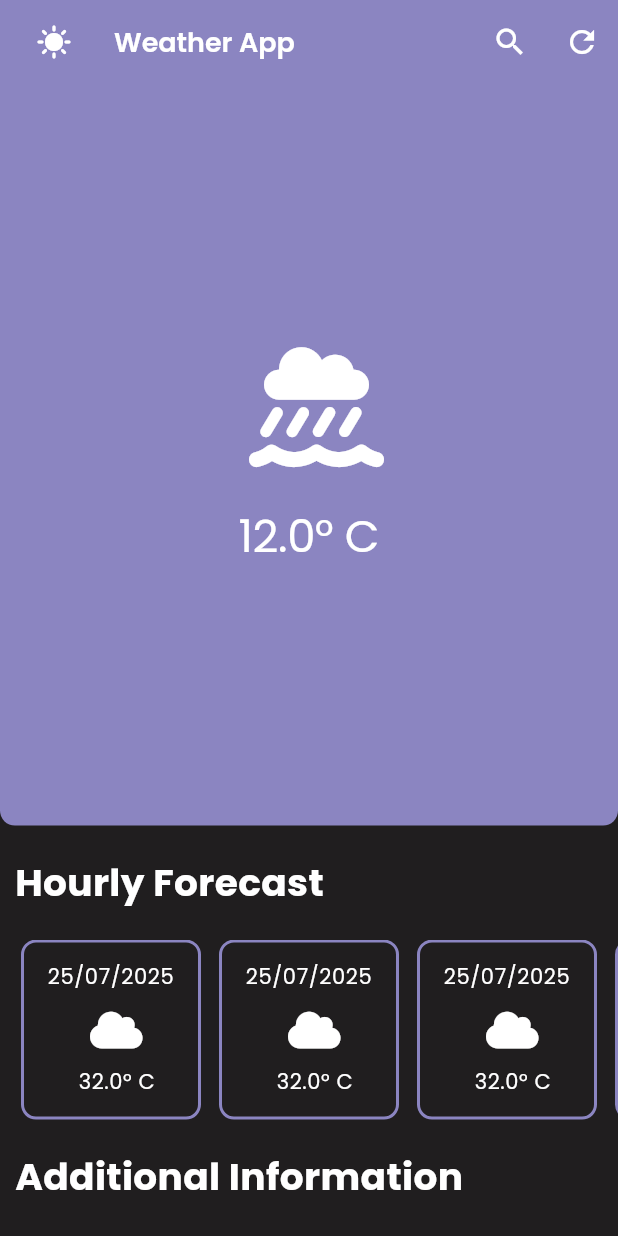
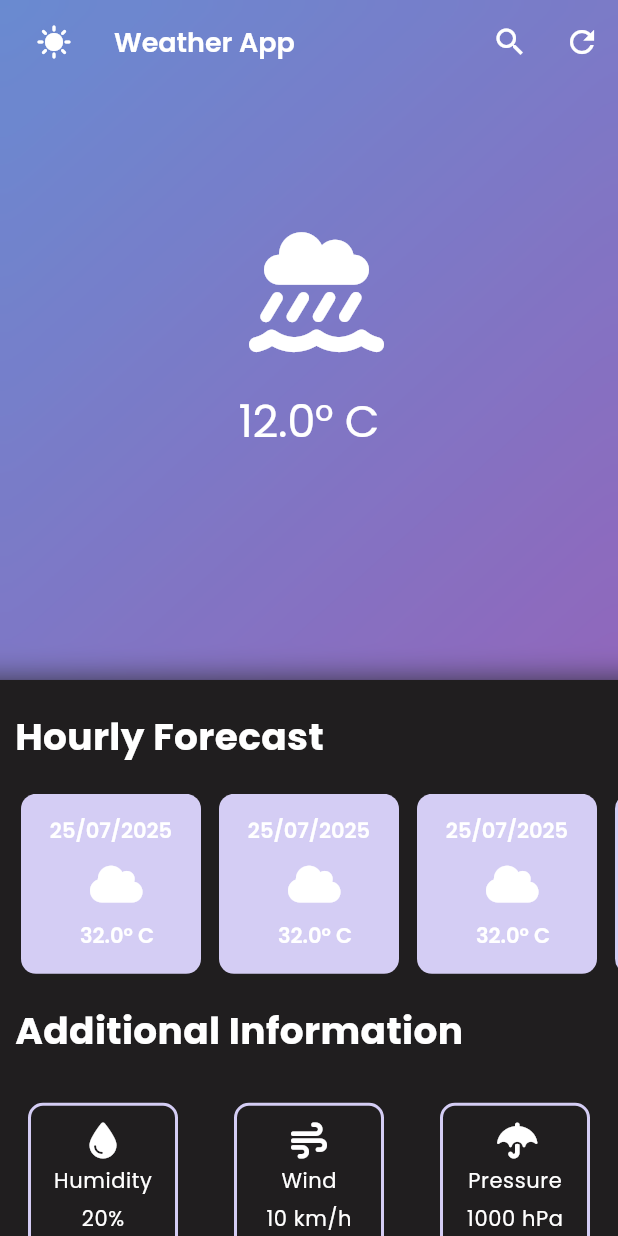
Before and after one commit to ARPAN-DUTTA1/weather_bloc, a Flutter app: the screen it shows after launch, after a tap on the "dark mode" icon, on a phone screen of 412 x 824 dp. Run offline on Flutter 3.47's test engine with Material 3 defaults, Android fonts, the phone set to English and light mode, and no system bars; our stand-ins replace bloc, flutter_animate, flutter_bloc, font_awesome_flutter, go_router.

Commit message:
appbar change

```diff
--- a/lib/screens/weather/weather_screen.dart
+++ b/lib/screens/weather/weather_screen.dart
@@ -1,7 +1,7 @@
 import 'package:flutter/material.dart';
 import 'package:font_awesome_flutter/font_awesome_flutter.dart';
+import 'package:weather_bloc/screens/weather/widgets/additional_card_widget.dart';
 import 'package:weather_bloc/screens/weather/widgets/custom_appbar.dart';
-import 'package:weather_bloc/screens/weather/widgets/main_weather_card_widget.dart';
 import 'package:weather_bloc/screens/weather/widgets/side_heading_widget.dart';
 import 'package:weather_bloc/screens/weather/widgets/weather_forecast_card_widget.dart';
 
@@ -19,23 +19,22 @@ class WeatherScreen extends StatelessWidget {
         physics: BouncingScrollPhysics(),
         slivers: [
           CustomAppbar(
-            title: 'Weather App',
-            onSearch: () {
-              // your refresh logic
-            },
-            onRefresh: () {
-              // your refresh logic
-            },
-          ),
-          MainWeatherCardWidget(
+            showWeatherCard: true,
             tempText: '12.0° C',
-            color: color.primary,
-            height: size.height * 0.6,
-            width: size.width,
             icon: FontAwesomeIcons.cloudShowersWater,
             textStyle: text.displayLarge!,
+            onSearch: () {},
+            onRefresh: () {},
           ),
 
+          // MainWeatherCardWidget(
+          //   tempText: '12.0° C',
+          //   color: color.primary,
+          //   height: size.height * 0.6,
+          //   width: size.width,
+          //   icon: FontAwesomeIcons.cloudShowersWater,
+          //   textStyle: text.displayLarge!,
+          // ),
           SideHeadingWidget(sideTitle: 'Hourly Forecast'),
 
           SliverToBoxAdapter(
@@ -51,11 +50,13 @@ class WeatherScreen extends StatelessWidget {
                   return Padding(
                     padding: const EdgeInsets.symmetric(horizontal: 6.0),
                     child: WeatherForecastCard(
+                      color: color.secondary,
                       date: '25/07/2025',
                       icon: FontAwesomeIcons.cloud,
                       temperature: '32.0° C',
-                      textStyle: Theme.of(context).textTheme.bodySmall!,
-                      borderColor: Theme.of(context).colorScheme.primary,
+                      textStyle: Theme.of(context).textTheme.displaySmall!
+                          .copyWith(fontWeight: FontWeight.w600),
+                      borderColor: Colors.transparent,
                     ),
                   );
                 },
@@ -64,6 +65,38 @@ class WeatherScreen extends StatelessWidget {
           ),
 
           SideHeadingWidget(sideTitle: 'Additional Information'),
+
+          SliverToBoxAdapter(
+            child: Padding(
+              padding: const EdgeInsets.only(top: 10.0),
+              child: Row(
+                mainAxisAlignment: MainAxisAlignment.spaceAround,
+                children: [
+                  AdditionalCardWidget(
+                    heading: 'Humidity',
+                    value: '20%',
+                    icon: FontAwesomeIcons.droplet,
+                    color: color.secondary,
+                    textStyle: text.bodySmall!,
+                  ),
+                  AdditionalCardWidget(
+                    heading: 'Wind',
+                    value: '10 km/h',
+                    icon: FontAwesomeIcons.wind,
+                    color: color.secondary,
+                    textStyle: text.bodySmall!,
+                  ),
+                  AdditionalCardWidget(
+                    heading: 'Pressure',
+                    value: '1000 hPa',
+                    icon: FontAwesomeIcons.umbrella,
+                    color: color.secondary,
+                    textStyle: text.bodySmall!,
+                  ),
+                ],
+              ),
+            ),
+          ),
         ],
       ),
     );
--- /dev/null
+++ b/lib/screens/weather/widgets/additional_card_widget.dart
@@ -0,0 +1,44 @@
+// ignore_for_file: public_member_api_docs, sort_constructors_first
+import 'package:flutter/material.dart';
+
+class AdditionalCardWidget extends StatelessWidget {
+  final String heading;
+  final String value;
+  final IconData icon;
+  final Color color;
+  // final Color iconColor;
+  final TextStyle textStyle;
+  const AdditionalCardWidget({
+    super.key,
+    required this.heading,
+    required this.value,
+    required this.icon,
+    required this.color,
+    // required this.iconColor,
+    required this.textStyle,
+  });
+
+  @override
+  Widget build(BuildContext context) {
+    return Container(
+      height: 100,
+      width: 100,
+      decoration: BoxDecoration(
+        borderRadius: BorderRadius.circular(10.0),
+        border: Border.all(color: color, width: 2.0),
+      ),
+      child: Padding(
+        padding: const EdgeInsets.all(8.0),
+        child: Column(
+          mainAxisAlignment: MainAxisAlignment.spaceAround,
+          crossAxisAlignment: CrossAxisAlignment.center,
+          children: [
+            Icon(icon),
+            Text(heading, style: textStyle),
+            Text(value, style: textStyle),
+          ],
+        ),
+      ),
+    );
+  }
+}
--- a/lib/screens/weather/widgets/custom_appbar.dart
+++ b/lib/screens/weather/widgets/custom_appbar.dart
@@ -1,30 +1,90 @@
-// ignore_for_file: public_member_api_docs, sort_constructors_first
+import 'dart:ui';
 import 'package:flutter/material.dart';
 import 'package:flutter_bloc/flutter_bloc.dart';
-
 import 'package:weather_bloc/provider/theme_provider/bloc/theme_bloc.dart';
 
 class CustomAppbar extends StatelessWidget {
-  final String title;
+  final String tempText;
+  final IconData icon;
+  final TextStyle textStyle;
   final VoidCallback? onRefresh;
   final VoidCallback? onSearch;
+  final bool showWeatherCard;
 
   const CustomAppbar({
     super.key,
-    required this.title,
+    required this.tempText,
+    required this.icon,
+    required this.textStyle,
     this.onRefresh,
     this.onSearch,
+    this.showWeatherCard = true, // default: true
   });
 
   @override
   Widget build(BuildContext context) {
+    final isDarkMode = Theme.of(context).brightness == Brightness.dark;
+    final color = Theme.of(context).colorScheme;
+
     return SliverAppBar(
-      floating: true,
-      pinned: false,
-      snap: true,
-      stretch: true,
-      // expandedHeight: 200,
-      // forceMaterialTransparency: true,
+      pinned: true,
+      expandedHeight: showWeatherCard
+          ? MediaQuery.of(context).size.height * 0.55
+          : kToolbarHeight,
+      flexibleSpace: showWeatherCard
+          ? FlexibleSpaceBar(
+              background: Stack(
+                children: [
+                  // Gradient Background
+                  Container(
+                    decoration: BoxDecoration(
+                      gradient: LinearGradient(
+                        colors: [
+                          Colors.blue.withOpacity(0.4),
+                          Colors.purple.withOpacity(0.4),
+                        ],
+                        begin: Alignment.topLeft,
+                        end: Alignment.bottomRight,
+                      ),
+                    ),
+                  ),
+
+                  // Blur
+                  BackdropFilter(
+                    filter: ImageFilter.blur(sigmaX: 10, sigmaY: 10),
+                    child: Container(color: color.primary.withOpacity(0.2)),
+                  ),
+
+                  // Shadow (if light mode)
+                  if (!isDarkMode)
+                    Container(
+                      decoration: BoxDecoration(
+                        boxShadow: [
+                          BoxShadow(
+                            color: Colors.grey.withOpacity(0.4),
+                            blurRadius: 5,
+                            spreadRadius: 2,
+                          ),
+                        ],
+                      ),
+                    ),
+
+                  // Weather card content
+                  Align(
+                    alignment: Alignment.center,
+                    child: Column(
+                      mainAxisAlignment: MainAxisAlignment.center,
+                      children: [
+                        Icon(icon, size: 80, color: Colors.white),
+                        const SizedBox(height: 30),
+                        Text(tempText, style: textStyle),
+                      ],
+                    ),
+                  ),
+                ],
+              ),
+            )
+          : null, // <-- No flexibleSpace if not showing card
       leadingWidth: 60,
       leading: BlocBuilder<ThemeBloc, ThemeState>(
         builder: (context, state) {
@@ -44,7 +104,7 @@ class CustomAppbar extends StatelessWidget {
         },
       ),
       title: Text(
-        title,
+        "Weather App",
         style: Theme.of(
           context,
         ).textTheme.displayMedium!.copyWith(fontWeight: FontWeight.w600),
--- a/lib/screens/weather/widgets/main_weather_card_widget.dart
+++ b/lib/screens/weather/widgets/main_weather_card_widget.dart
@@ -1,5 +1,6 @@
-// ignore_for_file: public_member_api_docs, sort_constructors_first
+import 'dart:ui';
 import 'package:flutter/material.dart';
+
 class MainWeatherCardWidget extends StatelessWidget {
   final String tempText;
   final Color color;
@@ -7,6 +8,7 @@ class MainWeatherCardWidget extends StatelessWidget {
   final double width;
   final IconData icon;
   final TextStyle textStyle;
+
   const MainWeatherCardWidget({
     super.key,
     required this.tempText,
@@ -20,10 +22,41 @@ class MainWeatherCardWidget extends StatelessWidget {
   @override
   Widget build(BuildContext context) {
     final isDarkMode = Theme.of(context).brightness == Brightness.dark;
+
     return SliverToBoxAdapter(
+      child: Center(
+        child: ClipRRect(
+          borderRadius: const BorderRadius.only(
+            bottomLeft: Radius.circular(10),
+            bottomRight: Radius.circular(10),
+          ),
+          child: Stack(
+            children: [
+              // Gradient Background
+              Container(
+                height: height,
+                width: width,
+                decoration: BoxDecoration(
+                  gradient: LinearGradient(
+                    colors: [
+                      Colors.blue.withOpacity(0.4),
+                      Colors.purple.withOpacity(0.4),
+                    ],
+                    begin: Alignment.topLeft,
+                    end: Alignment.bottomRight,
+                  ),
+                ),
+              ),
+
+              // Blur effect
+              BackdropFilter(
+                filter: ImageFilter.blur(sigmaX: 10, sigmaY: 10),
                 child: Container(
+                  height: height,
+                  width: width,
                   decoration: BoxDecoration(
-          borderRadius: BorderRadius.only(
+                    color: color.withOpacity(0.2), // slight tint over blur
+                    borderRadius: const BorderRadius.only(
                       bottomLeft: Radius.circular(10),
                       bottomRight: Radius.circular(10),
                     ),
@@ -31,28 +64,24 @@ class MainWeatherCardWidget extends StatelessWidget {
                         ? []
                         : [
                             BoxShadow(
-                    color: Colors.grey,
-                    blurRadius: 5.0,
-                    spreadRadius: 3.0,
+                              color: Colors.grey.withOpacity(0.4),
+                              blurRadius: 5,
+                              spreadRadius: 2,
                             ),
                           ],
-          color: color,
                   ),
-        height: height,
-        width: width,
                   child: Column(
                     mainAxisAlignment: MainAxisAlignment.center,
                     children: [
-            Icon(
-              icon,
-              size: 80.0,
-              color: const Color.fromARGB(255, 255, 255, 255),
+                      Icon(icon, size: 80.0, color: Colors.white),
+                      const SizedBox(height: 30),
+                      Text(tempText, style: textStyle),
+                    ],
                   ),
-            Padding(
-              padding: const EdgeInsets.only(top: 30.0),
-              child: Text(tempText, style: textStyle),
+                ),
               ),
             ],
+          ),
         ),
       ),
     );
--- a/lib/screens/weather/widgets/weather_forecast_card_widget.dart
+++ b/lib/screens/weather/widgets/weather_forecast_card_widget.dart
@@ -1,7 +1,9 @@
+// ignore_for_file: public_member_api_docs, sort_constructors_first
 import 'package:flutter/material.dart';
 
 class WeatherForecastCard extends StatelessWidget {
   final String date;
+  final Color color;
   final IconData icon;
   final String temperature;
   final TextStyle? textStyle;
@@ -10,6 +12,7 @@ class WeatherForecastCard extends StatelessWidget {
   const WeatherForecastCard({
     super.key,
     required this.date,
+    required this.color,
     required this.icon,
     required this.temperature,
     required this.textStyle,
@@ -21,6 +24,7 @@ class WeatherForecastCard extends StatelessWidget {
     return Container(
       width: 120.0,
       decoration: BoxDecoration(
+        color: color,
         borderRadius: BorderRadius.circular(10.0),
         border: Border.all(color: borderColor, width: 2.0),
       ),
@@ -35,7 +39,7 @@ class WeatherForecastCard extends StatelessWidget {
             maxLines: 1,
             textAlign: TextAlign.center,
           ),
-          Icon(icon, size: 28.0),
+          Icon(icon, size: 28.0, color: const Color(0xffFFFFFF)),
           Padding(
             padding: const EdgeInsets.only(left: 8.0),
             child: Text(
```
Lines whose indentation alone changed are shown as unchanged.
